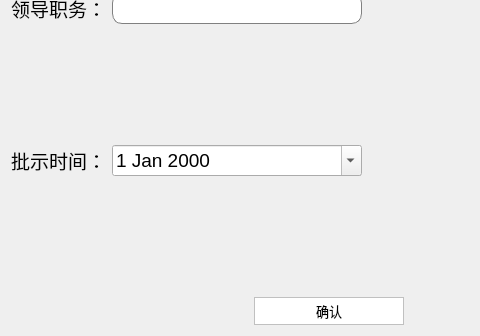
wind-sword/Audit, file ui_dir/instbq.ui: the form before one commit; both pictures show x 0 to 480 and y 332 to 668 of the 1057 by 668 pixel window.
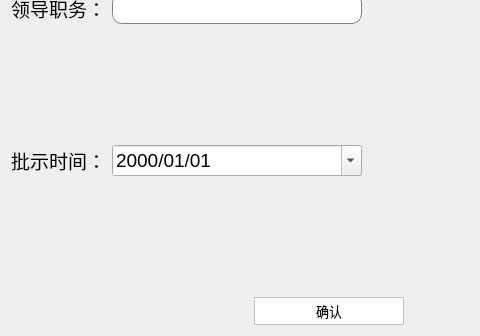
The form after the commit.

```diff
--- a/ui_dir/instbq.ui
+++ b/ui_dir/instbq.ui
@@ -192,6 +192,9 @@
          <pointsize>14</pointsize>
         </font>
        </property>
+       <property name="displayFormat">
+        <string>yyyy/MM/dd</string>
+       </property>
        <property name="calendarPopup">
         <bool>true</bool>
        </property>
```
